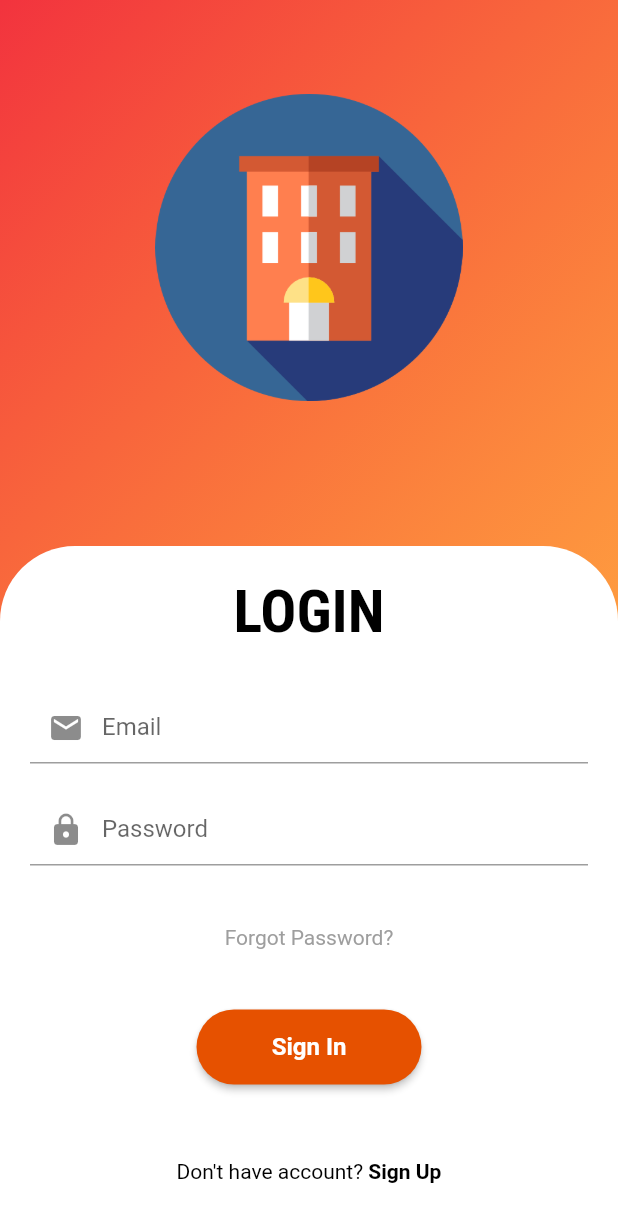
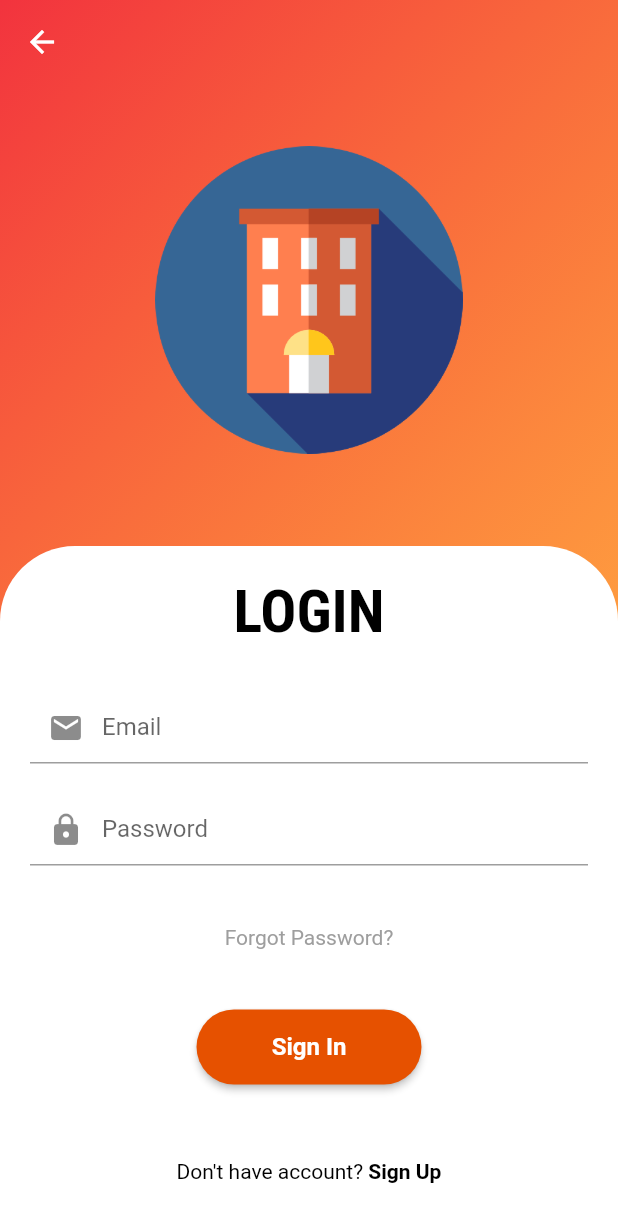
Before and after one commit to KshitijThareja/CleanSlate, a Flutter app: the screen it shows after launch, after a tap on "Login", on a phone screen of 412 x 824 dp. Shown: the top 1222 px of the screen. Run offline on Flutter 3.47's test engine with Material 2 defaults, Android fonts, the phone set to English and light mode, and no system bars; our stand-ins replace cloud_firestore, firebase_auth, firebase_core; accounts and stored records are empty; network calls fail.

```diff
--- /dev/null
+++ b/lib/animations/animations.dart
@@ -0,0 +1,23 @@
+import 'package:flutter/material.dart';
+
+class CustomPageRoute extends PageRouteBuilder {
+  final Widget child;
+
+  CustomPageRoute({required this.child})
+      : super(
+          transitionDuration: const Duration(milliseconds: 400),
+          reverseTransitionDuration: const Duration(milliseconds: 400),
+          pageBuilder: (context, animation, secondaryAnimation) => child,
+        );
+
+  @override
+  Widget buildTransitions(BuildContext context, Animation<double> animation,
+          Animation<double> secondaryAnimation, Widget child) =>
+      SlideTransition(
+        position: Tween<Offset>(
+          begin: const Offset(0, -1),
+          end: Offset.zero,
+        ).animate(animation),
+        child: child,
+      );
+}
--- a/lib/main.dart
+++ b/lib/main.dart
@@ -1,7 +1,9 @@
 import 'package:flutter/material.dart';
 import 'package:hms/screens/home.dart';
 import 'package:firebase_core/firebase_core.dart';
+import 'package:hms/screens/login.dart';
 import 'firebase_options.dart';
+import 'package:hms/cam_functionality/camera.dart';
 
 Future<void> main() async {
   WidgetsFlutterBinding.ensureInitialized();
--- a/lib/screens/home.dart
+++ b/lib/screens/home.dart
@@ -1,6 +1,7 @@
 import 'package:hms/screens/login.dart';
 import 'package:flutter/material.dart';
 import 'package:hms/screens/signup.dart';
+import 'package:hms/animations/animations.dart';
 
 class IntroScreen extends StatelessWidget {
   @override
@@ -80,8 +81,8 @@ class Main extends StatelessWidget {
                           padding: const EdgeInsets.symmetric(
                               vertical: 15, horizontal: 40)),
                       onPressed: () {
-                        Navigator.of(context).push(MaterialPageRoute(
-                            builder: (context) => LoginScreen()));
+                        Navigator.of(context).push(CustomPageRoute(
+                            child: LoginScreen()));
                       },
                       child: const Text("Login"),
                     ),
@@ -100,10 +101,10 @@ class Main extends StatelessWidget {
                           backgroundColor: Colors.black,
                           side: const BorderSide(color: Colors.black),
                           padding: const EdgeInsets.symmetric(
-                              vertical: 15, horizontal: 40)),
+                              vertical: 15, horizontal: 30)),
                       onPressed: () {
-                        Navigator.of(context).push(MaterialPageRoute(
-                            builder: (context) => const SignupScreen()));
+                        Navigator.of(context).push(CustomPageRoute(
+                            child: const SignupScreen()));
                       },
                       child: const Text("Signup"),
                     ),
--- a/lib/screens/login.dart
+++ b/lib/screens/login.dart
@@ -3,6 +3,8 @@ import 'package:hms/screens/signup.dart';
 import 'package:hms/screens/my_homepage.dart';
 import 'package:hms/screens/reusable.dart';
 import 'package:firebase_auth/firebase_auth.dart';
+import 'package:hms/screens/home.dart';
+import 'package:hms/animations/animations.dart';
 
 class LoginScreen extends StatelessWidget {
   LoginScreen();
@@ -13,7 +15,18 @@ class LoginScreen extends StatelessWidget {
 
   @override
   Widget build(BuildContext context) {
-    return GestureDetector(
+    return Scaffold(
+      extendBodyBehindAppBar: true,
+      appBar: AppBar(
+        backgroundColor: Colors.transparent,
+        elevation: 0,
+        leading: BackButton(
+          onPressed: () {
+            Navigator.of(context).push(CustomPageRoute(child: IntroScreen()));
+          },
+        ),
+      ),
+      body: GestureDetector(
         onTap: () => FocusScope.of(context).unfocus(),
         child: Scaffold(
           body: Container(
@@ -25,7 +38,7 @@ class LoginScreen extends StatelessWidget {
                   end: Alignment.centerRight,
                   colors: [
                     Color.fromRGBO(242, 51, 62, 1),
-                  Color.fromRGBO(255, 129, 13, 0.7900000214576721)
+                    Color.fromRGBO(255, 129, 13, 0.7900000214576721),
                   ]),
             ),
             child: Stack(
@@ -35,7 +48,7 @@ class LoginScreen extends StatelessWidget {
                   top: 0,
                   child: Image.asset(
                     'assets/logo.png',
-                  height: 330,
+                    height: 400,
                     scale: 2.5,
                   ),
                 ),
@@ -82,8 +95,8 @@ class LoginScreen extends StatelessWidget {
                                               ),
                                               labelText: "Email",
                                               prefixIcon: Icon(Icons.mail),
-                                            hintStyle:
-                                                TextStyle(color: Colors.grey)),
+                                              hintStyle: TextStyle(
+                                                  color: Colors.grey)),
                                           controller: _emailTextController),
                                     ),
                                   ),
@@ -116,19 +129,17 @@ class LoginScreen extends StatelessWidget {
                                   Padding(
                                     padding:
                                         const EdgeInsets.fromLTRB(0, 30, 0, 10),
-                                  child:
-                                      firebaseUIButton(context, "Sign In", () {
+                                    child: firebaseUIButton(context, "Sign In",
+                                        () {
                                       FirebaseAuth.instance
                                           .signInWithEmailAndPassword(
                                               email: _emailTextController.text,
                                               password:
                                                   _passwordTextController.text)
                                           .then((value) {
-                                      Navigator.push(
-                                          context,
-                                          MaterialPageRoute(
-                                              builder: (context) =>
-                                                  HomeScreen()));
+                                        Navigator.of(context).push(
+                                            CustomPageRoute(
+                                                child: HomeScreen()));
                                       }).onError((error, stackTrace) {
                                         print("Error ${error.toString()}");
                                       });
@@ -138,7 +149,8 @@ class LoginScreen extends StatelessWidget {
                                     padding:
                                         const EdgeInsets.fromLTRB(0, 20, 0, 0),
                                     child: Row(
-                                    mainAxisAlignment: MainAxisAlignment.center,
+                                      mainAxisAlignment:
+                                          MainAxisAlignment.center,
                                       children: [
                                         const Text("Don't have account?",
                                             style:
@@ -174,6 +186,7 @@ class LoginScreen extends StatelessWidget {
             ),
           ),
         ),
+      ),
     );
   }
 }
```
Also changed, not shown: lib/cam_functionality/camera.dart (added, +10 -0 lines), lib/screens/my_homepage.dart (+20 -11 lines), lib/screens/signup.dart (+35 -17 lines). Lines whose indentation alone changed are shown as unchanged.
